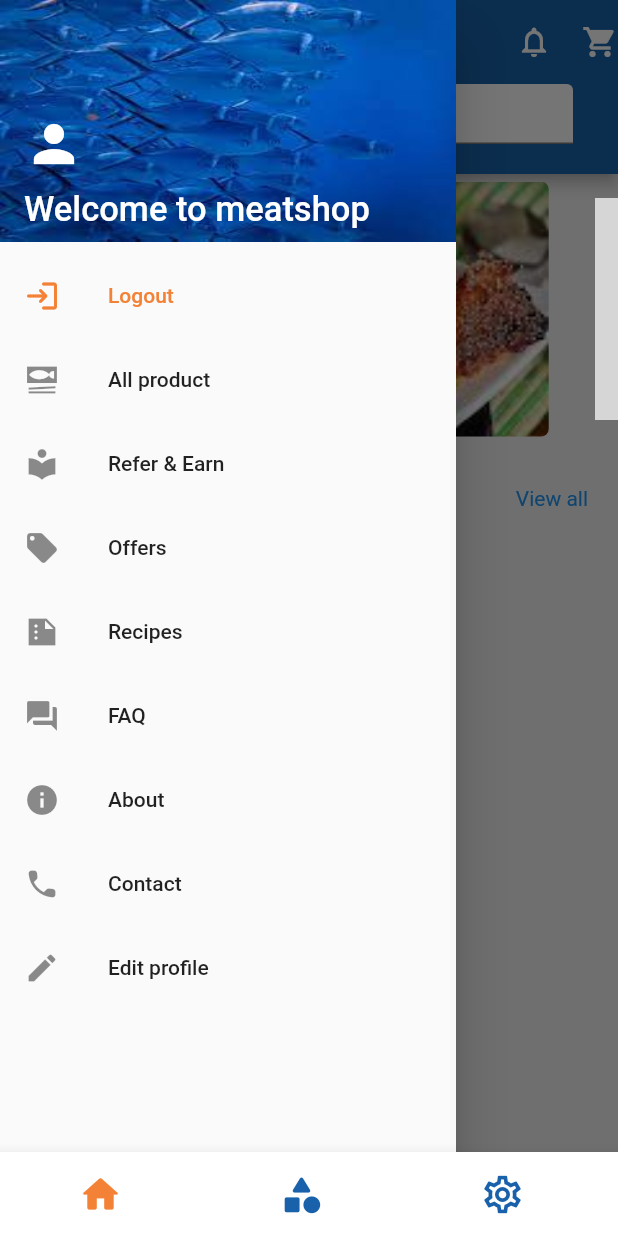
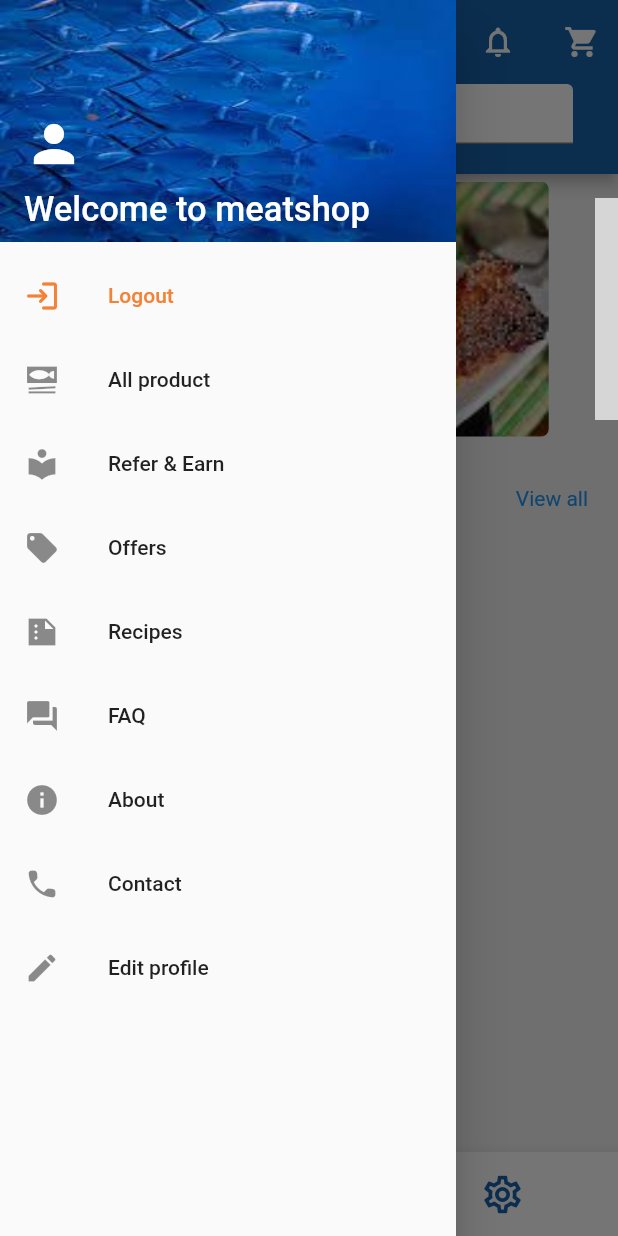
Before and after one commit to gayathry-2001/meatshop, a Flutter app: the AnimBottomnavigation screen opened directly, with the side drawer open, on a phone screen of 412 x 824 dp. Run offline on Flutter 3.47's test engine with Material 2 defaults, Android fonts, the phone set to English and light mode, and no system bars; drawn by our look-alikes of animated_bottom_navigation_bar, carousel_slider; our stand-ins replace dio, motion_toast; network calls fail; grey boxes are pictures that could not be loaded.

Commit message:
16/10/2023

```diff
--- a/lib/home/bottomnavigation.dart
+++ b/lib/home/bottomnavigation.dart
@@ -1,9 +1,12 @@
 import 'package:animated_bottom_navigation_bar/animated_bottom_navigation_bar.dart';
 // import 'package:curved_navigation_bar/curved_navigation_bar.dart';
 import 'package:flutter/material.dart';
+import 'package:meatshopproj/home/cart.dart';
 import 'package:meatshopproj/home/categories.dart';
 import 'package:meatshopproj/home/homepage.dart';
 import 'package:meatshopproj/home/settings.dart';
+
+import 'drawer.dart';
 
 class AnimBottomnavigation extends StatefulWidget {
   const AnimBottomnavigation({
@@ -25,33 +28,48 @@ class _AnimBottomnavigationState extends State<AnimBottomnavigation> {
   @override
   Widget build(BuildContext context) {
     return Scaffold(
-  //     floatingActionButton: Container(
+       appBar: AppBar(
+        title: CircleAvatar(
+          radius: 30,
 
-  //        decoration: const BoxDecoration(
-  //                               shape: BoxShape.circle,
-  //                               gradient: LinearGradient(colors: [Color.fromARGB(255, 35, 180, 232),
-  //                               Color.fromARGB(255, 207, 188, 241)])
-  //                             ),
+          child: Image.asset("assets/images/logo-no-background.png",)),
 
-  //        child: FloatingActionButton(
+          centerTitle: true,
+        actions:  [
+         const Padding(
+           padding: EdgeInsets.only(right: 20),
+           child: Icon(Icons.notifications_outlined),
+         ),
+         IconButton(onPressed: (){
+           Navigator.push(context,
+           MaterialPageRoute(
+            builder: ((context) => const Cart())));
+         },
+          icon:  const Icon(Icons.shopping_cart), )
 
-  //         onPressed: (){
-  //           Navigator.push(context,
-  //           MaterialPageRoute(builder: (context){
-  //             return const Homepage();
-  //           }));
+        ],
+        bottom: PreferredSize(
+          preferredSize: const Size.fromHeight(60),
+          child: Padding(
+            padding: const EdgeInsets.only(left: 30,right: 30,bottom: 10),
+            child: Container(
+              padding: const EdgeInsets.only(bottom: 10),
+              height: 50,
+              child: TextField(
+              decoration: InputDecoration(
+                filled: true,
+                border: InputBorder.none,
+                fillColor: Colors.white,
+                prefixIcon: IconButton(onPressed: (){
+                }, icon: const Icon(Icons.search))
+              ),
 
-  //         },
-
-  //         splashColor: const Color.fromARGB(255, 245, 240, 240),
-  //         backgroundColor: Colors.transparent,
-  //         hoverColor: Colors.white,
-  //         child: const Icon(Icons.home,color:Colors.white,size: 30,),
-
-  //            //params
-  //         ),
-  //      ),
-  //  floatingActionButtonLocation: FloatingActionButtonLocation.centerDocked,
+                        ),
+            ),
+          ),
+         ),
+      ),
+      drawer:  const Draw(),
      bottomNavigationBar:AnimatedBottomNavigationBar(
 
 
--- a/lib/home/carouselindicator.dart
+++ b/lib/home/carouselindicator.dart
@@ -14,7 +14,7 @@ class CarouselWithIndicatorDemo extends StatefulWidget {
 }
 
 class _CarouselWithIndicatorState extends State<CarouselWithIndicatorDemo> {
-  int current = 0;
+  int current = 0 ;
   final CarouselController _controller = CarouselController();
 
   @override
@@ -70,11 +70,10 @@ class _CarouselWithIndicatorState extends State<CarouselWithIndicatorDemo> {
                   height: 12.0,
                   margin: const EdgeInsets.symmetric(vertical: 8.0, horizontal: 4.0),
                   decoration: BoxDecoration(
-                      // boxShadow: [BoxShadow(color: Colors.black,spreadRadius: 20,)],
+
                       shape: BoxShape.circle,
-                      color: (Theme.of(context).brightness == Brightness.dark
-                              ? const Color.fromARGB(255, 191, 65, 65)
-                              :  const Color.fromARGB(255, 25, 98, 171))
+
+                      color:const Color.fromARGB(255, 25, 98, 171)
                           .withOpacity(current == entry.key ? 0.9 : 0.4)),
                 ),
               );
@@ -94,18 +93,15 @@ final List<Widget> imageSliders = carouselimg
           borderRadius: const BorderRadius.all(Radius.circular(5.0)),
           child: Stack(
             children: <Widget>[
-              Image.asset(item, fit: BoxFit.cover, width: 1000.0),
+              Image.asset(item, fit: BoxFit.cover,width: 1000,),
               Positioned(
                 bottom: 0.0,
                 left: 0.0,
                 right: 0.0,
                 child: Container(
-                  decoration:const BoxDecoration(
+                  decoration: const BoxDecoration(
                     gradient: LinearGradient(
-                      colors: [
-                        Color.fromARGB(199, 205, 20, 20),
-                        Color.fromARGB(245, 152, 18, 18)
-                      ],
+                      colors: [Colors.red,Colors.black],
                       begin: Alignment.bottomCenter,
                       end: Alignment.topCenter,
                     ),
--- a/lib/home/gridviews.dart
+++ b/lib/home/gridviews.dart
@@ -34,8 +34,7 @@ class Grids extends StatelessWidget {
                           },
                           child: Container(
                             color: const Color.fromARGB(255, 253, 253, 253),
-                            height: 20,
-                            width: 20,
+
                             child: Padding(
                               padding: const EdgeInsets.only(left:10.0,right: 10,top: 10),
                               child: Column(
--- a/lib/home/homepage.dart
+++ b/lib/home/homepage.dart
@@ -45,43 +45,7 @@ class _HomepageState extends State<Homepage> {
     });
     return  Scaffold(
 
-      appBar: AppBar(
-        title: CircleAvatar(
-          radius: 30,
 
-          child: Image.asset("assets/images/logo-no-background.png",)),
-
-          centerTitle: true,
-        actions: const [
-         Padding(
-           padding: EdgeInsets.only(right: 20),
-           child: Icon(Icons.notifications_outlined),
-         ),
-
-         Icon(Icons.shopping_cart),
-        ],
-        bottom: PreferredSize(
-          preferredSize: const Size.fromHeight(60),
-          child: Padding(
-            padding: const EdgeInsets.only(left: 30,right: 30,bottom: 10),
-            child: Container(
-              padding: const EdgeInsets.only(bottom: 10),
-              height: 50,
-              child: TextField(
-              decoration: InputDecoration(
-                filled: true,
-                border: InputBorder.none,
-                fillColor: Colors.white,
-                prefixIcon: IconButton(onPressed: (){
-                }, icon: const Icon(Icons.search))
-              ),
-
-                        ),
-            ),
-          ),
-         ),
-      ),
-      drawer:  const Draw(),
       body: SafeArea(
         child: Container(
           color: const Color.fromARGB(155, 239, 236, 236),
--- a/lib/recipes/singlerecipes.dart
+++ b/lib/recipes/singlerecipes.dart
@@ -34,10 +34,10 @@ class _SingleRecipesState extends State<SingleRecipes> {
                 foregroundDecoration:const BoxDecoration(
                 gradient: LinearGradient(
 
-                  colors: [Colors.transparent, Colors.transparent, Colors.transparent,  Color.fromARGB(255, 0, 0, 0)],
+                  colors: [Colors.transparent, Colors.transparent, Color.fromARGB(243, 0, 0, 0),  Color.fromARGB(255, 0, 0, 0)],
                   begin: Alignment.topCenter,
                   end: Alignment.bottomCenter,
-                  stops: [0, 0.6, 0, 10],
+                  stops: [0, 0.6, 10,10],
                 ),
               ),
 
--- a/pubspec.yaml
+++ b/pubspec.yaml
@@ -41,7 +41,7 @@ dependencies:
   flutter_carousel_slider: ^1.1.0
   animated_bottom_navigation_bar: ^1.2.1
   curved_navigation_bar: ^1.0.3
-  drop_shadow_image: ^0.9.1
+  shared_preferences: ^2.2.0
 
 dev_dependencies:
   flutter_test:
```
Also changed, not shown: lib/home/cart.dart (added, +170 -0 lines), lib/home/categories.dart (+54 -3 lines), lib/singleproduct/singleproduct.dart (+5 -5 lines), pubspec.lock, 1 other file.
